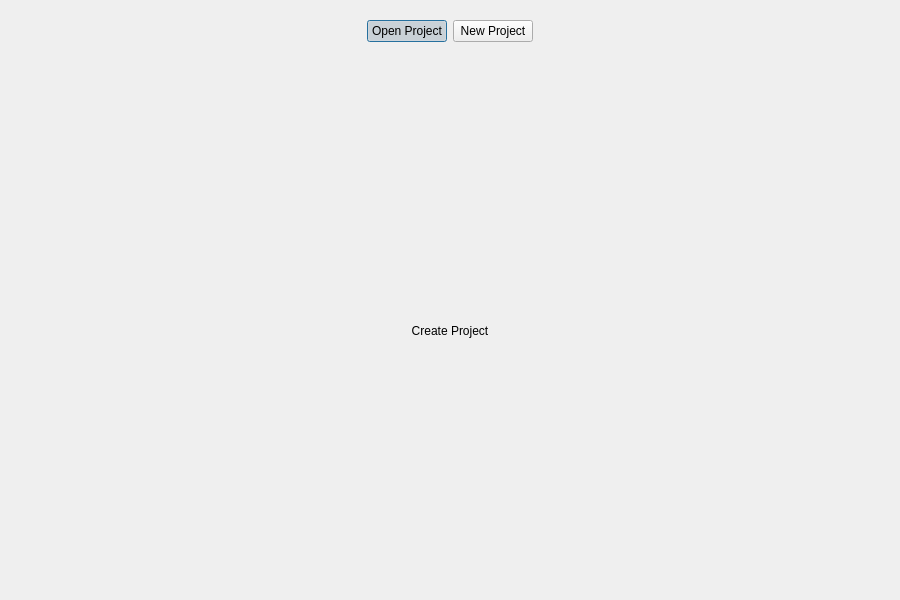
The window that ui/GameProject/QProjectBrowserDialog.ui (Stello021/BrightStar-Engine) describes before a commit, drawn with Qt 5.
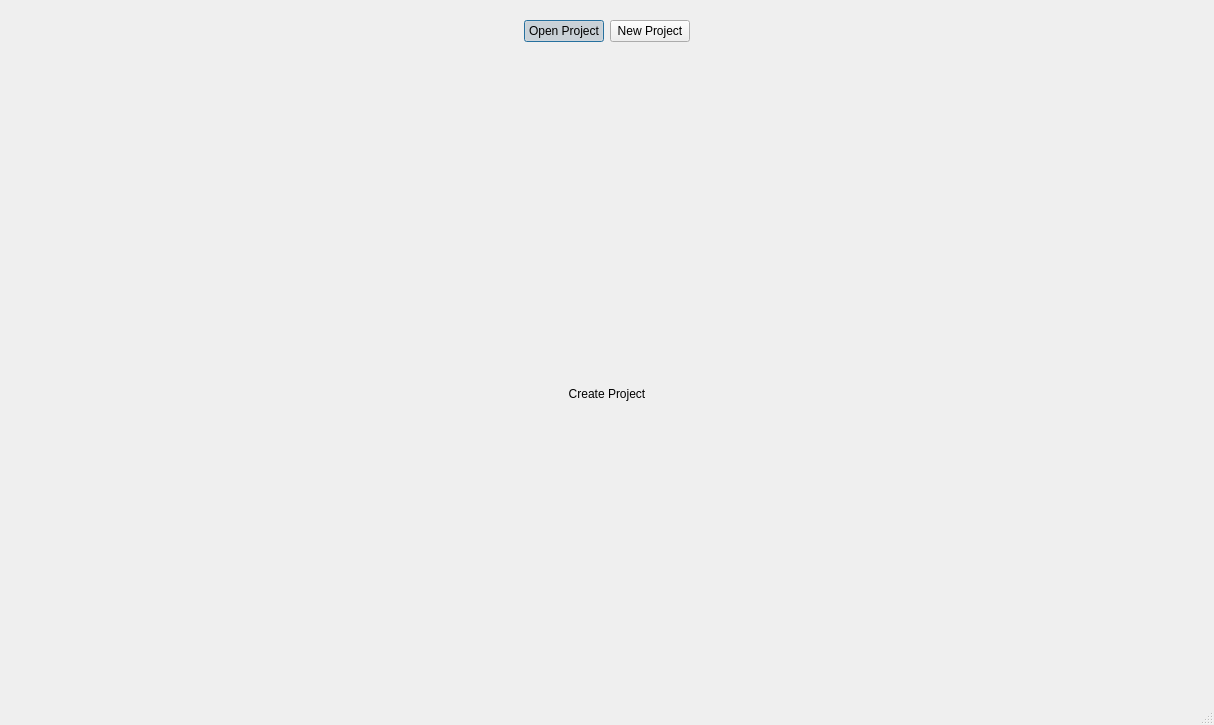
The same window after the commit.

Commit message: editor: promote/wire NewProjectWidget into dialog

```diff
--- a/ui/GameProject/QProjectBrowserDialog.ui
+++ b/ui/GameProject/QProjectBrowserDialog.ui
@@ -6,8 +6,8 @@
    <rect>
     <x>0</x>
     <y>0</y>
-    <width>900</width>
-    <height>600</height>
+    <width>1214</width>
+    <height>725</height>
    </rect>
   </property>
   <property name="sizePolicy">
@@ -19,6 +19,9 @@
   <property name="windowTitle">
    <string>BEngine - Project Browser</string>
   </property>
+  <property name="sizeGripEnabled">
+   <bool>true</bool>
+  </property>
   <layout class="QVBoxLayout" name="mainLayout">
    <property name="spacing">
     <number>0</number>
```
The commit also changes 3 other files.
